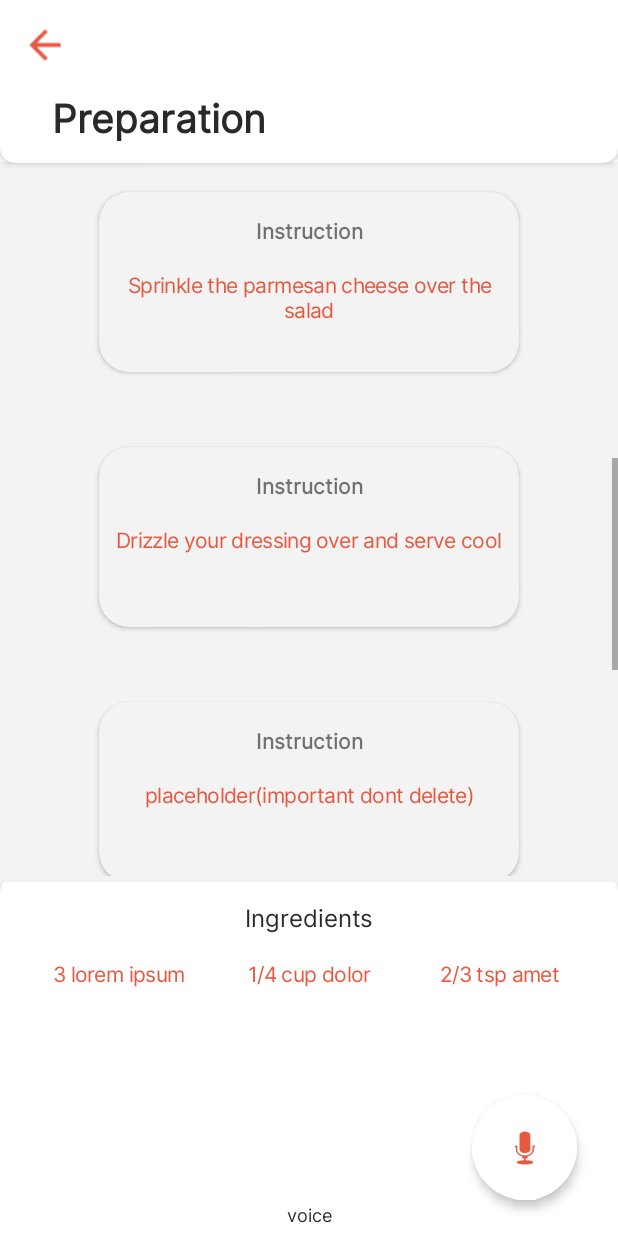
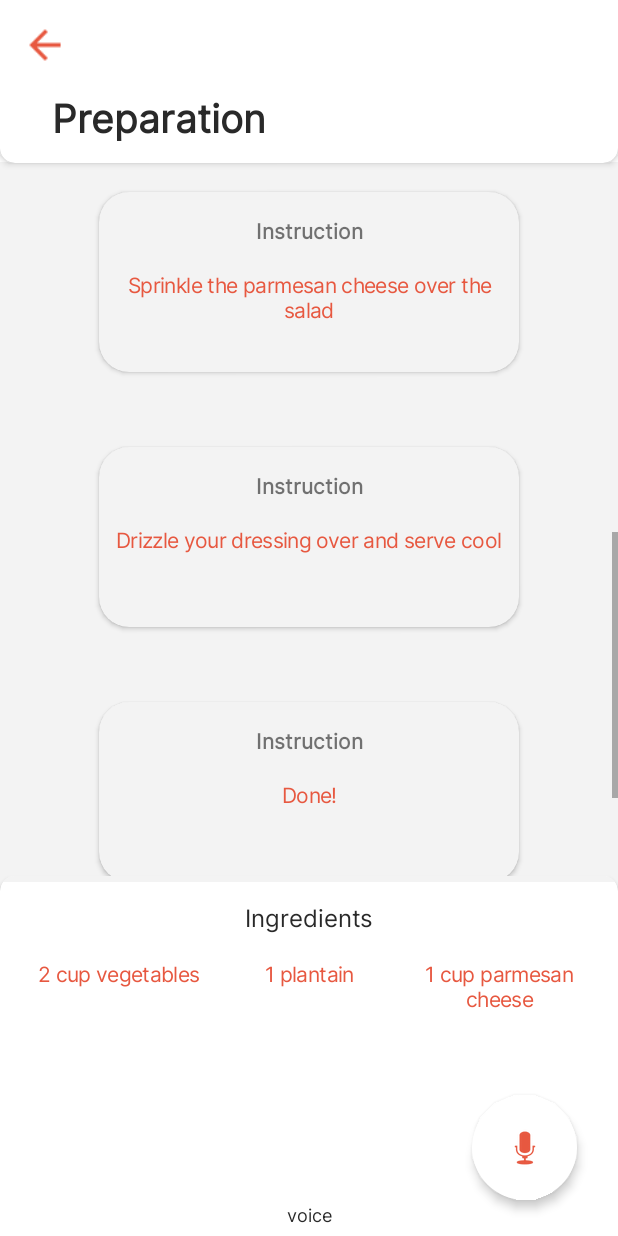
Before and after one commit to sakara01/CookingApp, an Android app: the PrepActivity screen opened directly, with no data from a screen before it, scrolled down 685 dp, on a phone screen of 412 x 824 dp. Run offline under Robolectric (Android 15) with nearby library versions, the phone set to English and light mode, and no system bars; libraries missing offline, so code that uses them is left out: com.blogspot.atifsoftwares.

Commit message:
fixed hardcoded instructions and ingredients

```diff
--- a/app/src/main/java/com/example/cookingapp/PrepActivity.kt
+++ b/app/src/main/java/com/example/cookingapp/PrepActivity.kt
@@ -215,10 +215,8 @@ class PrepActivity : AppCompatActivity() {
             "Toss in your plantain and shrimps once cool into your bowl of vegetables",
             "Sprinkle the parmesan cheese over the salad",
             "Drizzle your dressing over and serve cool",
-            "placeholder(important dont delete)",
-            "placeholder(important dont delete)",
-            "placeholder(important dont delete)",
-            "placeholder(important dont delete)")
+            "Done!",
+            " ")
         val adapter = ArrayAdapter<String>(this, R.layout.step_item, R.id.tvInstruction, values)
         stepListView.adapter= adapter
     }
--- a/app/src/main/res/layout/activity_prep.xml
+++ b/app/src/main/res/layout/activity_prep.xml
@@ -60,7 +60,7 @@
                     android:layout_weight="1"
                     android:fontFamily="@font/inter_regular"
                     android:letterSpacing="-0.03"
-                    android:text="3 lorem ipsum"
+                    android:text="2 cup vegetables"
                     android:textAlignment="center"
                     android:textColor="?attr/redElements" />
 
@@ -71,7 +71,7 @@
                     android:layout_weight="1"
                     android:fontFamily="@font/inter_regular"
                     android:letterSpacing="-0.03"
-                    android:text="1/4 cup dolor"
+                    android:text="1 plantain"
                     android:textAlignment="center"
                     android:textColor="?attr/redElements" />
 
@@ -82,7 +82,7 @@
                     android:layout_weight="1"
                     android:fontFamily="@font/inter_regular"
                     android:letterSpacing="-0.03"
-                    android:text="2/3 tsp amet"
+                    android:text="1 cup parmesan cheese"
                     android:textAlignment="center"
                     android:textColor="?attr/redElements" />
 
```
